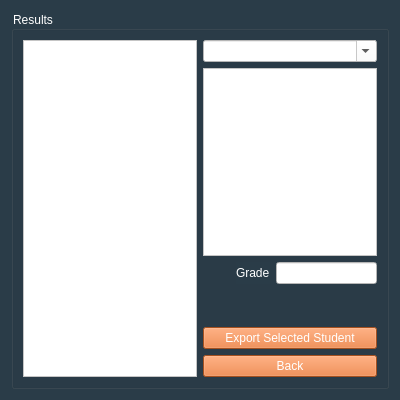
Qt form PeerPilot/viewquizresults/viewquizresults.ui (lsevcik/peerpilot) before a commit.
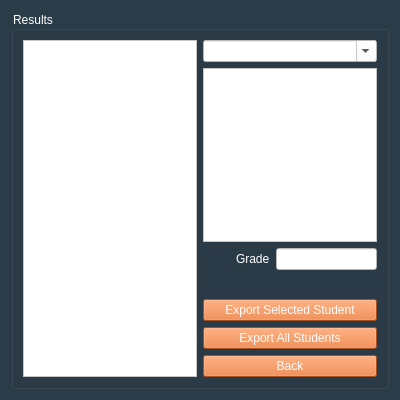
The same form after that commit.

Commit message: Added export all students

Patch:
```diff
--- a/PeerPilot/viewquizresults/viewquizresults.ui
+++ b/PeerPilot/viewquizresults/viewquizresults.ui
@@ -131,6 +131,19 @@
           </property>
          </widget>
         </item>
+        <item>
+         <widget class="QPushButton" name="exportAllPushButton">
+          <property name="styleSheet">
+           <string notr="true">border-top-color: rgb(0, 85, 255);
+background-color: rgb(230, 112, 43);
+color: rgb(255, 255, 255);
+font: 12pt &quot;Calibri&quot;;</string>
+          </property>
+          <property name="text">
+           <string>Export All Students</string>
+          </property>
+         </widget>
+        </item>
         <item>
          <widget class="QPushButton" name="backPushButton">
           <property name="styleSheet">
```
The commit also changes 2 other files.
